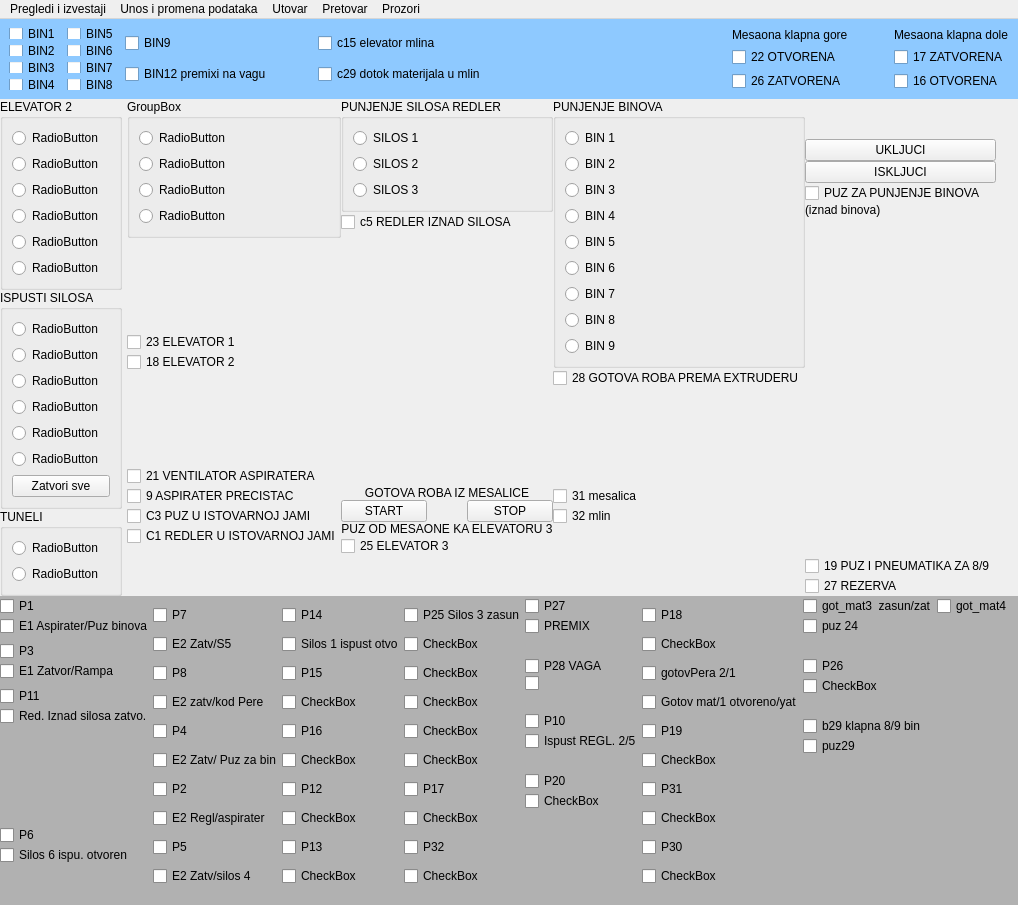
The window that ui/mainwindow1.ui (nikolakn/biovita) describes before a commit, drawn with Qt 5.
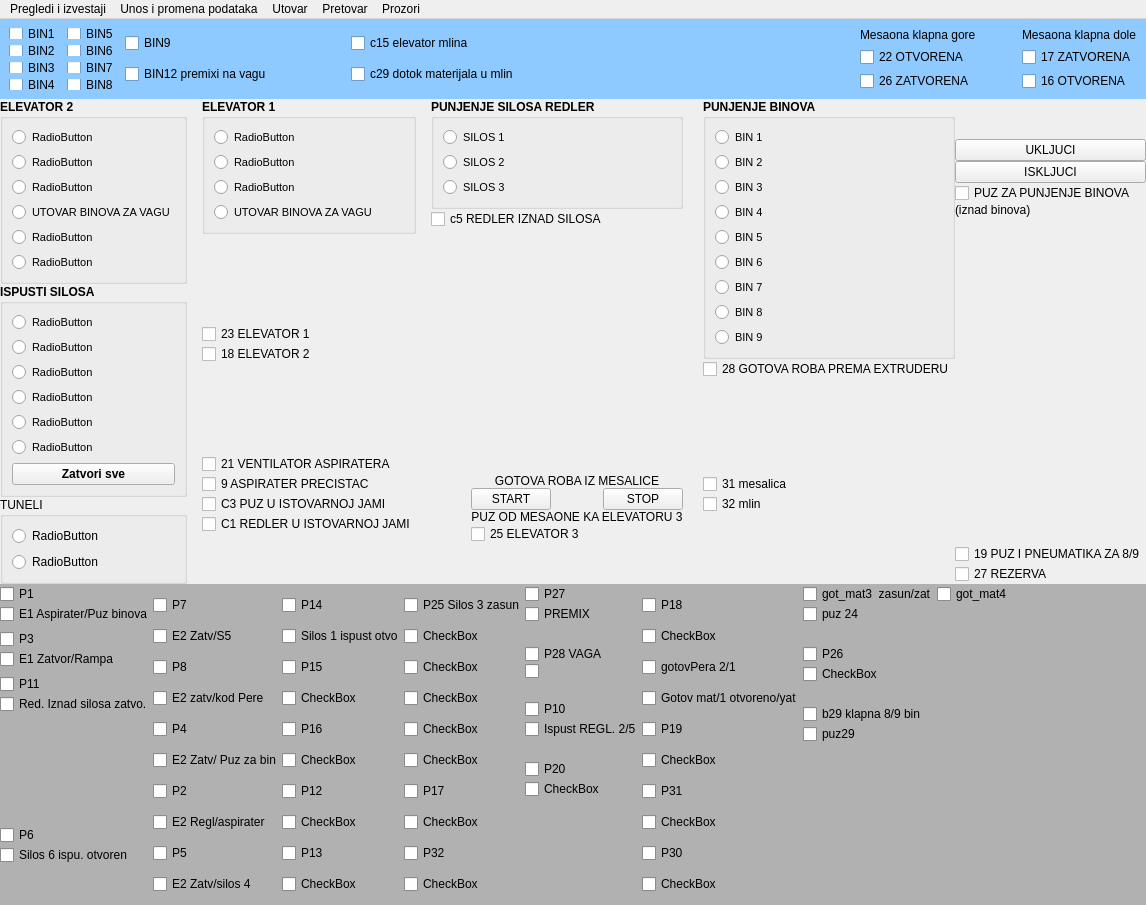
The same window after the commit.

```diff
--- a/ui/mainwindow1.ui
+++ b/ui/mainwindow1.ui
@@ -336,12 +336,26 @@
        <layout class="QVBoxLayout" name="verticalLayout_7">
         <item>
          <widget class="QGroupBox" name="groupBox_3">
+          <property name="font">
+           <font>
+            <pointsize>9</pointsize>
+            <weight>75</weight>
+            <bold>true</bold>
+           </font>
+          </property>
           <property name="title">
            <string>ELEVATOR 2</string>
           </property>
           <layout class="QVBoxLayout" name="verticalLayout_9">
            <item>
             <widget class="QRadioButton" name="radioButton_6">
+             <property name="font">
+              <font>
+               <pointsize>8</pointsize>
+               <weight>50</weight>
+               <bold>false</bold>
+              </font>
+             </property>
              <property name="text">
               <string>RadioButton</string>
              </property>
@@ -349,6 +363,13 @@
            </item>
            <item>
             <widget class="QRadioButton" name="radioButton_5">
+             <property name="font">
+              <font>
+               <pointsize>8</pointsize>
+               <weight>50</weight>
+               <bold>false</bold>
+              </font>
+             </property>
              <property name="text">
               <string>RadioButton</string>
              </property>
@@ -356,6 +377,13 @@
            </item>
            <item>
             <widget class="QRadioButton" name="radioButton_4">
+             <property name="font">
+              <font>
+               <pointsize>8</pointsize>
+               <weight>50</weight>
+               <bold>false</bold>
+              </font>
+             </property>
              <property name="text">
               <string>RadioButton</string>
              </property>
@@ -363,13 +391,27 @@
            </item>
            <item>
             <widget class="QRadioButton" name="radioButton_3">
+             <property name="font">
+              <font>
+               <pointsize>8</pointsize>
+               <weight>50</weight>
+               <bold>false</bold>
+              </font>
+             </property>
              <property name="text">
-              <string>RadioButton</string>
+              <string>UTOVAR BINOVA ZA VAGU</string>
              </property>
             </widget>
            </item>
            <item>
             <widget class="QRadioButton" name="radioButton">
+             <property name="font">
+              <font>
+               <pointsize>8</pointsize>
+               <weight>50</weight>
+               <bold>false</bold>
+              </font>
+             </property>
              <property name="text">
               <string>RadioButton</string>
              </property>
@@ -380,6 +422,13 @@
            </item>
            <item>
             <widget class="QRadioButton" name="radioButton_2">
+             <property name="font">
+              <font>
+               <pointsize>8</pointsize>
+               <weight>50</weight>
+               <bold>false</bold>
+              </font>
+             </property>
              <property name="text">
               <string>RadioButton</string>
              </property>
@@ -393,12 +442,26 @@
         </item>
         <item>
          <widget class="QGroupBox" name="groupBox_2">
+          <property name="font">
+           <font>
+            <pointsize>9</pointsize>
+            <weight>75</weight>
+            <bold>true</bold>
+           </font>
+          </property>
           <property name="title">
            <string>ISPUSTI SILOSA</string>
           </property>
           <layout class="QVBoxLayout" name="verticalLayout_10">
            <item>
             <widget class="QRadioButton" name="radioButton_12">
+             <property name="font">
+              <font>
+               <pointsize>8</pointsize>
+               <weight>50</weight>
+               <bold>false</bold>
+              </font>
+             </property>
              <property name="text">
               <string>RadioButton</string>
              </property>
@@ -406,6 +469,13 @@
            </item>
            <item>
             <widget class="QRadioButton" name="radioButton_11">
+             <property name="font">
+              <font>
+               <pointsize>8</pointsize>
+               <weight>50</weight>
+               <bold>false</bold>
+              </font>
+             </property>
              <property name="text">
               <string>RadioButton</string>
              </property>
@@ -413,6 +483,13 @@
            </item>
            <item>
             <widget class="QRadioButton" name="radioButton_10">
+             <property name="font">
+              <font>
+               <pointsize>8</pointsize>
+               <weight>50</weight>
+               <bold>false</bold>
+              </font>
+             </property>
              <property name="text">
               <string>RadioButton</string>
              </property>
@@ -420,6 +497,13 @@
            </item>
            <item>
             <widget class="QRadioButton" name="radioButton_9">
+             <property name="font">
+              <font>
+               <pointsize>8</pointsize>
+               <weight>50</weight>
+               <bold>false</bold>
+              </font>
+             </property>
              <property name="text">
               <string>RadioButton</string>
              </property>
@@ -427,6 +511,13 @@
            </item>
            <item>
             <widget class="QRadioButton" name="radioButton_8">
+             <property name="font">
+              <font>
+               <pointsize>8</pointsize>
+               <weight>50</weight>
+               <bold>false</bold>
+              </font>
+             </property>
              <property name="text">
               <string>RadioButton</string>
              </property>
@@ -434,6 +525,13 @@
            </item>
            <item>
             <widget class="QRadioButton" name="radioButton_7">
+             <property name="font">
+              <font>
+               <pointsize>8</pointsize>
+               <weight>50</weight>
+               <bold>false</bold>
+              </font>
+             </property>
              <property name="text">
               <string>RadioButton</string>
              </property>
@@ -482,6 +580,22 @@
         </item>
        </layout>
       </item>
+      <item>
+       <spacer name="horizontalSpacer_7">
+        <property name="orientation">
+         <enum>Qt::Horizontal</enum>
+        </property>
+        <property name="sizeType">
+         <enum>QSizePolicy::Fixed</enum>
+        </property>
+        <property name="sizeHint" stdset="0">
+         <size>
+          <width>10</width>
+          <height>10</height>
+         </size>
+        </property>
+       </spacer>
+      </item>
       <item>
        <layout class="QVBoxLayout" name="verticalLayout_6">
         <property name="leftMargin">
@@ -489,12 +603,26 @@
         </property>
         <item>
          <widget class="QGroupBox" name="groupBox_4">
+          <property name="font">
+           <font>
+            <pointsize>9</pointsize>
+            <weight>75</weight>
+            <bold>true</bold>
+           </font>
+          </property>
           <property name="title">
-           <string>GroupBox</string>
+           <string>ELEVATOR 1</string>
           </property>
           <layout class="QVBoxLayout" name="verticalLayout_12">
            <item>
             <widget class="QRadioButton" name="radioButton_15">
+             <property name="font">
+              <font>
+               <pointsize>8</pointsize>
+               <weight>50</weight>
+               <bold>false</bold>
+              </font>
+             </property>
              <property name="text">
               <string>RadioButton</string>
              </property>
@@ -502,6 +630,13 @@
            </item>
            <item>
             <widget class="QRadioButton" name="radioButton_16">
+             <property name="font">
+              <font>
+               <pointsize>8</pointsize>
+               <weight>50</weight>
+               <bold>false</bold>
+              </font>
+             </property>
              <property name="text">
               <string>RadioButton</string>
              </property>
@@ -509,6 +644,13 @@
            </item>
            <item>
             <widget class="QRadioButton" name="radioButton_17">
+             <property name="font">
+              <font>
+               <pointsize>8</pointsize>
+               <weight>50</weight>
+               <bold>false</bold>
+              </font>
+             </property>
              <property name="text">
               <string>RadioButton</string>
              </property>
@@ -516,8 +658,15 @@
            </item>
            <item>
             <widget class="QRadioButton" name="radioButton_18">
+             <property name="font">
+              <font>
+               <pointsize>8</pointsize>
+               <weight>50</weight>
+               <bold>false</bold>
+              </font>
+             </property>
              <property name="text">
-              <string>RadioButton</string>
+              <string>UTOVAR BINOVA ZA VAGU</string>
              </property>
             </widget>
            </item>
@@ -610,16 +759,49 @@
         </item>
        </layout>
       </item>
+      <item>
+       <spacer name="horizontalSpacer_8">
+        <property name="orientation">
+         <enum>Qt::Horizontal</enum>
+        </property>
+        <property name="sizeType">
+         <enum>QSizePolicy::Fixed</enum>
+        </property>
+        <property name="sizeHint" stdset="0">
+         <size>
+          <width>10</width>
+          <height>20</height>
+         </size>
+        </property>
+       </spacer>
+      </item>
       <item>
        <layout class="QVBoxLayout" name="verticalLayout_5">
+        <property name="leftMargin">
+         <number>5</number>
+        </property>
         <item>
          <widget class="QGroupBox" name="groupBox_5">
+          <property name="font">
+           <font>
+            <pointsize>9</pointsize>
+            <weight>75</weight>
+            <bold>true</bold>
+           </font>
+          </property>
           <property name="title">
            <string>PUNJENJE SILOSA REDLER</string>
           </property>
           <layout class="QVBoxLayout" name="verticalLayout_17">
            <item>
             <widget class="QRadioButton" name="radioButton_19">
+             <property name="font">
+              <font>
+               <pointsize>8</pointsize>
+               <weight>50</weight>
+               <bold>false</bold>
+              </font>
+             </property>
              <property name="text">
               <string>SILOS 1</string>
              </property>
@@ -627,6 +809,13 @@
            </item>
            <item>
             <widget class="QRadioButton" name="radioButton_20">
+             <property name="font">
+              <font>
+               <pointsize>8</pointsize>
+               <weight>50</weight>
+               <bold>false</bold>
+              </font>
+             </property>
              <property name="text">
               <string>SILOS 2</string>
              </property>
@@ -634,6 +823,13 @@
            </item>
            <item>
             <widget class="QRadioButton" name="radioButton_21">
+             <property name="font">
+              <font>
+               <pointsize>8</pointsize>
+               <weight>50</weight>
+               <bold>false</bold>
+              </font>
+             </property>
              <property name="text">
               <string>SILOS 3</string>
              </property>
@@ -663,60 +859,88 @@
          </spacer>
         </item>
         <item>
-         <widget class="QLabel" name="label_3">
-          <property name="text">
-           <string>&lt;html&gt;&lt;head/&gt;&lt;body&gt;&lt;p align=&quot;center&quot;&gt;GOTOVA ROBA IZ MESALICE&lt;/p&gt;&lt;/body&gt;&lt;/html&gt;</string>
+         <layout class="QVBoxLayout" name="verticalLayout_36">
+          <property name="leftMargin">
+           <number>40</number>
           </property>
-         </widget>
-        </item>
-        <item>
-         <layout class="QHBoxLayout" name="horizontalLayout_4">
+          <property name="topMargin">
+           <number>0</number>
+          </property>
+          <property name="bottomMargin">
+           <number>0</number>
+          </property>
           <item>
-           <widget class="QPushButton" name="pushButton_3">
+           <widget class="QLabel" name="label_3">
             <property name="text">
-             <string>START</string>
+             <string>&lt;html&gt;&lt;head/&gt;&lt;body&gt;&lt;p align=&quot;center&quot;&gt;GOTOVA ROBA IZ MESALICE&lt;/p&gt;&lt;/body&gt;&lt;/html&gt;</string>
             </property>
            </widget>
           </item>
           <item>
-           <spacer name="horizontalSpacer_3">
-            <property name="orientation">
-             <enum>Qt::Horizontal</enum>
+           <layout class="QHBoxLayout" name="horizontalLayout_4">
+            <item>
+             <widget class="QPushButton" name="pushButton_3">
+              <property name="sizePolicy">
+               <sizepolicy hsizetype="Fixed" vsizetype="Fixed">
+                <horstretch>0</horstretch>
+                <verstretch>0</verstretch>
+               </sizepolicy>
+              </property>
+              <property name="minimumSize">
+               <size>
+                <width>80</width>
+                <height>20</height>
+               </size>
+              </property>
+              <property name="text">
+               <string>START</string>
+              </property>
+             </widget>
+            </item>
+            <item>
+             <spacer name="horizontalSpacer_3">
+              <property name="orientation">
+               <enum>Qt::Horizontal</enum>
+              </property>
+              <property name="sizeHint" stdset="0">
+               <size>
+                <width>40</width>
+                <height>20</height>
+               </size>
+              </property>
+             </spacer>
+            </item>
+            <item>
+             <widget class="QPushButton" name="pushButton_2">
+              <property name="minimumSize">
+               <size>
+                <width>80</width>
+                <height>20</height>
+               </size>
+              </property>
+              <property name="text">
+               <string>STOP</string>
+              </property>
+             </widget>
+            </item>
+           </layout>
+          </item>
+          <item>
+           <widget class="QLabel" name="label_4">
+            <property name="text">
+             <string>&lt;html&gt;&lt;head/&gt;&lt;body&gt;&lt;p align=&quot;center&quot;&gt;PUZ OD MESAONE KA ELEVATORU 3&lt;/p&gt;&lt;/body&gt;&lt;/html&gt;</string>
             </property>
-            <property name="sizeType">
-             <enum>QSizePolicy::Fixed</enum>
-            </property>
-            <property name="sizeHint" stdset="0">
-             <size>
-              <width>40</width>
-              <height>20</height>
-             </size>
-            </property>
-           </spacer>
+           </widget>
           </item>
           <item>
-           <widget class="QPushButton" name="pushButton_2">
+           <widget class="QCheckBox" name="checkBox_94">
             <property name="text">
-             <string>STOP</string>
+             <string>25 ELEVATOR 3</string>
             </property>
            </widget>
           </item>
          </layout>
         </item>
-        <item>
-         <widget class="QLabel" name="label_4">
-          <property name="text">
-           <string>&lt;html&gt;&lt;head/&gt;&lt;body&gt;&lt;p align=&quot;center&quot;&gt;PUZ OD MESAONE KA ELEVATORU 3&lt;/p&gt;&lt;/body&gt;&lt;/html&gt;</string>
-          </property>
-         </widget>
-        </item>
-        <item>
-         <widget class="QCheckBox" name="checkBox_94">
-          <property name="text">
-           <string>25 ELEVATOR 3</string>
-          </property>
-         </widget>
-        </item>
         <item>
          <spacer name="verticalSpacer_3">
           <property name="orientation">
@@ -735,16 +959,49 @@
         </item>
        </layout>
       </item>
+      <item>
+       <spacer name="horizontalSpacer_9">
+        <property name="orientation">
+         <enum>Qt::Horizontal</enum>
+        </property>
+        <property name="sizeType">
+         <enum>QSizePolicy::Fixed</enum>
+        </property>
+        <property name="sizeHint" stdset="0">
+         <size>
+          <width>10</width>
+          <height>20</height>
+         </size>
+        </property>
+       </spacer>
+      </item>
       <item>
        <layout class="QVBoxLayout" name="verticalLayout_4">
+        <property name="leftMargin">
+         <number>10</number>
+        </property>
         <item>
          <widget class="QGroupBox" name="groupBox_6">
+          <property name="font">
+           <font>
+            <pointsize>9</pointsize>
+            <weight>75</weight>
+            <bold>true</bold>
+           </font>
+          </property>
           <property name="title">
            <string>PUNJENJE BINOVA</string>
           </property>
           <layout class="QVBoxLayout" name="verticalLayout_34">
            <item>
             <widget class="QRadioButton" name="radioButton_22">
+             <property name="font">
+              <font>
+               <pointsize>8</pointsize>
+               <weight>50</weight>
+               <bold>false</bold>
+              </font>
+             </property>
              <property name="text">
               <string>BIN 1</string>
              </property>
@@ -752,6 +1009,13 @@
            </item>
            <item>
             <widget class="QRadioButton" name="radioButton_23">
+             <property name="font">
+              <font>
+               <pointsize>8</pointsize>
+               <weight>50</weight>
+               <bold>false</bold>
+              </font>
+             </property>
              <property name="text">
               <string>BIN 2</string>
              </property>
@@ -759,6 +1023,13 @@
            </item>
            <item>
             <widget class="QRadioButton" name="radioButton_24">
+             <property name="font">
+              <font>
+               <pointsize>8</pointsize>
+               <weight>50</weight>
+               <bold>false</bold>
+              </font>
+             </property>
              <property name="text">
               <string>BIN 3</string>
              </property>
@@ -766,6 +1037,13 @@
            </item>
            <item>
             <widget class="QRadioButton" name="radioButton_25">
+             <property name="font">
+              <font>
+               <pointsize>8</pointsize>
+               <weight>50</weight>
+               <bold>false</bold>
+              </font>
+             </property>
              <property name="text">
               <string>BIN 4</string>
              </property>
@@ -773,6 +1051,13 @@
            </item>
            <item>
             <widget class="QRadioButton" name="radioButton_26">
+             <property name="font">
+              <font>
+               <pointsize>8</pointsize>
+               <weight>50</weight>
+               <bold>false</bold>
+              </font>
+             </property>
              <property name="text">
               <string>BIN 5</string>
              </property>
@@ -780,6 +1065,13 @@
            </item>
            <item>
             <widget class="QRadioButton" name="radioButton_27">
+             <property name="font">
+              <font>
+               <pointsize>8</pointsize>
+               <weight>50</weight>
+               <bold>false</bold>
+              </font>
+             </property>
              <property name="text">
               <string>BIN 6</string>
              </property>
@@ -787,6 +1079,13 @@
            </item>
            <item>
             <widget class="QRadioButton" name="radioButton_28">
+             <property name="font">
+              <font>
+               <pointsize>8</pointsize>
+               <weight>50</weight>
+               <bold>false</bold>
+              </font>
+             </property>
              <property name="text">
               <string>BIN 7</string>
              </property>
@@ -794,6 +1093,13 @@
            </item>
            <item>
             <widget class="QRadioButton" name="radioButton_29">
+             <property name="font">
+              <font>
+               <pointsize>8</pointsize>
+               <weight>50</weight>
+               <bold>false</bold>
+              </font>
+             </property>
              <property name="text">
               <string>BIN 8</string>
              </property>
@@ -801,6 +1107,13 @@
            </item>
            <item>
             <widget class="QRadioButton" name="radioButton_30">
+             <property name="font">
+              <font>
+               <pointsize>8</pointsize>
+               <weight>50</weight>
+               <bold>false</bold>
+              </font>
+             </property>
              <property name="text">
               <string>BIN 9</string>
              </property>
```
